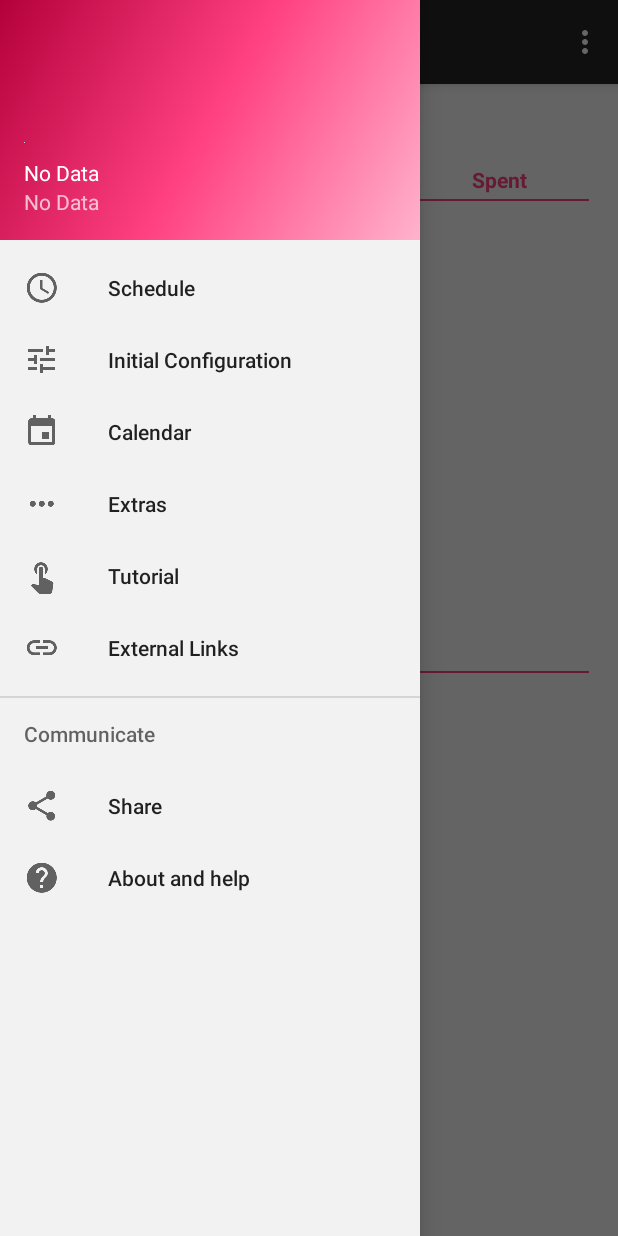
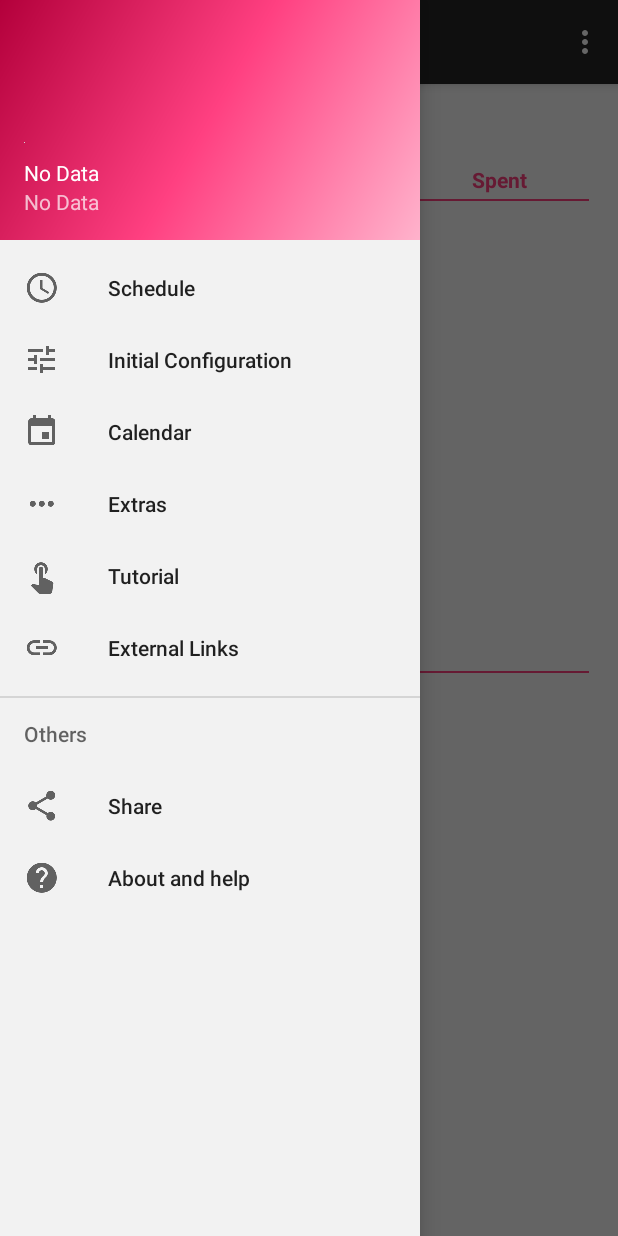
Before and after one commit to Renki27/Saver, an Android app: the MainActivity screen opened directly, with no data from a screen before it, with the side drawer open, on a phone screen of 412 x 824 dp. Run offline under Robolectric (Android 15) with nearby library versions, the phone set to English and light mode, and no system bars; our stand-ins replace Picasso; libraries missing offline, so code that uses them is left out: com.prolificinteractive.materialcalendarview; pictures from the network do not load.

Commit message:
minor_changes

```diff
--- a/app/src/main/res/drawable/toggle_button_borders_on.xml
+++ b/app/src/main/res/drawable/toggle_button_borders_on.xml
@@ -2,7 +2,7 @@
 <layer-list xmlns:android="http://schemas.android.com/apk/res/android">
     <item android:bottom="1dp">
         <shape android:shape="rectangle">
-            <solid android:color="@color/cyan" />
+            <solid android:color="@color/light_blue" />
         </shape>
     </item>
 
--- a/app/src/main/res/menu/activity_main_drawer.xml
+++ b/app/src/main/res/menu/activity_main_drawer.xml
@@ -31,7 +31,7 @@
 
     </group>
 
-    <item android:title="Communicate">
+    <item android:title="@string/others">
         <menu>
             <item
                 android:id="@+id/nav_share"
--- a/app/src/main/res/values/colors.xml
+++ b/app/src/main/res/values/colors.xml
@@ -24,4 +24,5 @@
     <color name="tomato">#ff6347</color>
     <color name="aqua">#7fffd4</color>
     <color name="lavender">#e6e6fa</color>
+    <color name="light_blue">#82daff</color>
 </resources>
--- a/app/src/main/res/values/strings.xml
+++ b/app/src/main/res/values/strings.xml
@@ -151,6 +151,7 @@
     <string name="main_screen_sound">Main screen sound</string>
     <string name="on">On</string>
     <string name="off">Off</string>
+    <string name="others">Others</string>
 
 
 </resources>
```
